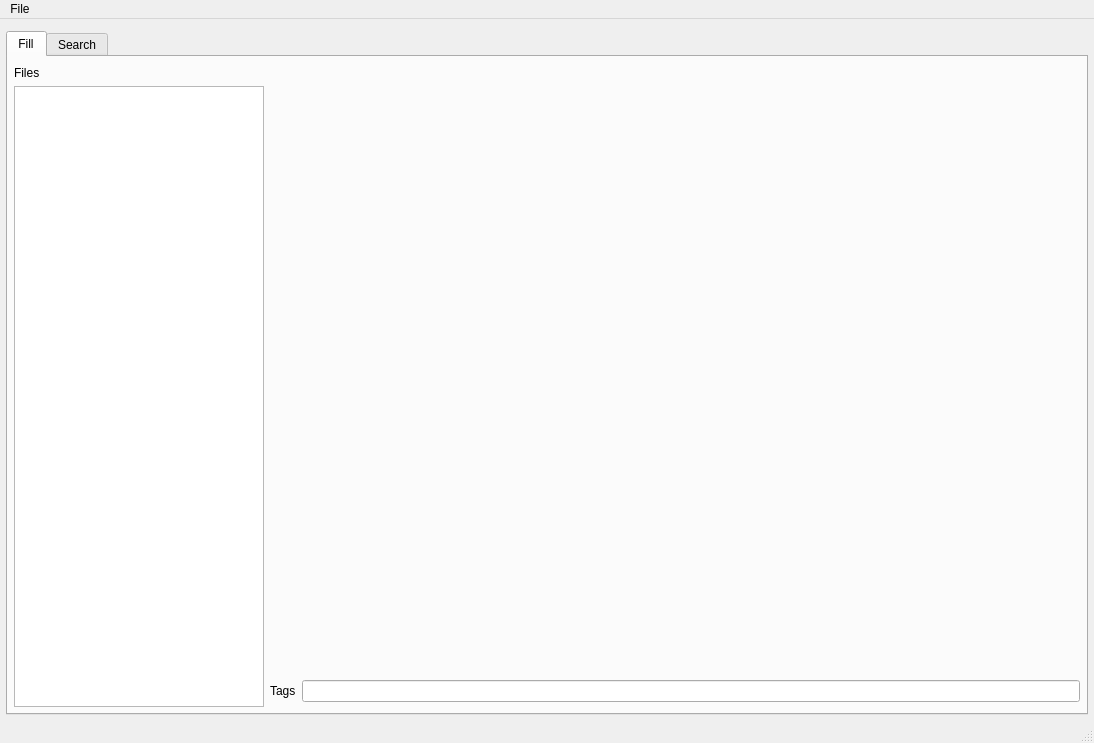
First picture: the form in mainwindow.ui, repository gbizzotto/eptg, before the edit.
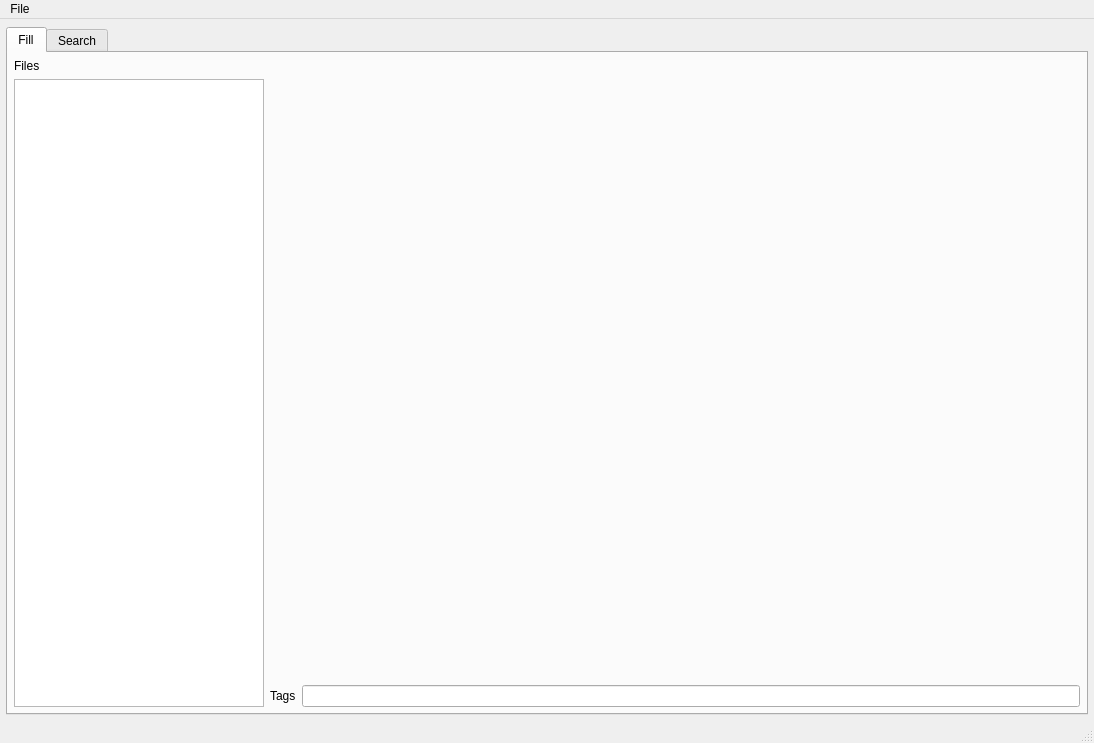
Second picture: the form after the edit.

Diff of the .ui file:
```diff
--- a/mainwindow.ui
+++ b/mainwindow.ui
@@ -19,7 +19,7 @@
      <number>6</number>
     </property>
     <property name="topMargin">
-     <number>12</number>
+     <number>8</number>
     </property>
     <property name="rightMargin">
      <number>6</number>
@@ -40,6 +40,9 @@
         <property name="leftMargin">
          <number>6</number>
         </property>
+        <property name="topMargin">
+         <number>6</number>
+        </property>
         <property name="rightMargin">
          <number>6</number>
         </property>
@@ -74,13 +77,19 @@
            </widget>
           </item>
           <item>
-           <widget class="QListWidget" name="fillList">
+           <widget class="QListView" name="fillList">
             <property name="sizePolicy">
              <sizepolicy hsizetype="Fixed" vsizetype="Expanding">
               <horstretch>0</horstretch>
               <verstretch>0</verstretch>
              </sizepolicy>
             </property>
+            <property name="minimumSize">
+             <size>
+              <width>50</width>
+              <height>0</height>
+             </size>
+            </property>
             <property name="maximumSize">
              <size>
               <width>250</width>
@@ -97,14 +106,14 @@
            <widget class="QLabel" name="label_2">
             <property name="minimumSize">
              <size>
-              <width>800</width>
-              <height>600</height>
+              <width>100</width>
+              <height>100</height>
              </size>
             </property>
             <property name="maximumSize">
              <size>
-              <width>800</width>
-              <height>600</height>
+              <width>16777215</width>
+              <height>16777215</height>
              </size>
             </property>
             <property name="text">
```
Left out of the diff: 16 changed lines with no effect on the pictures.
